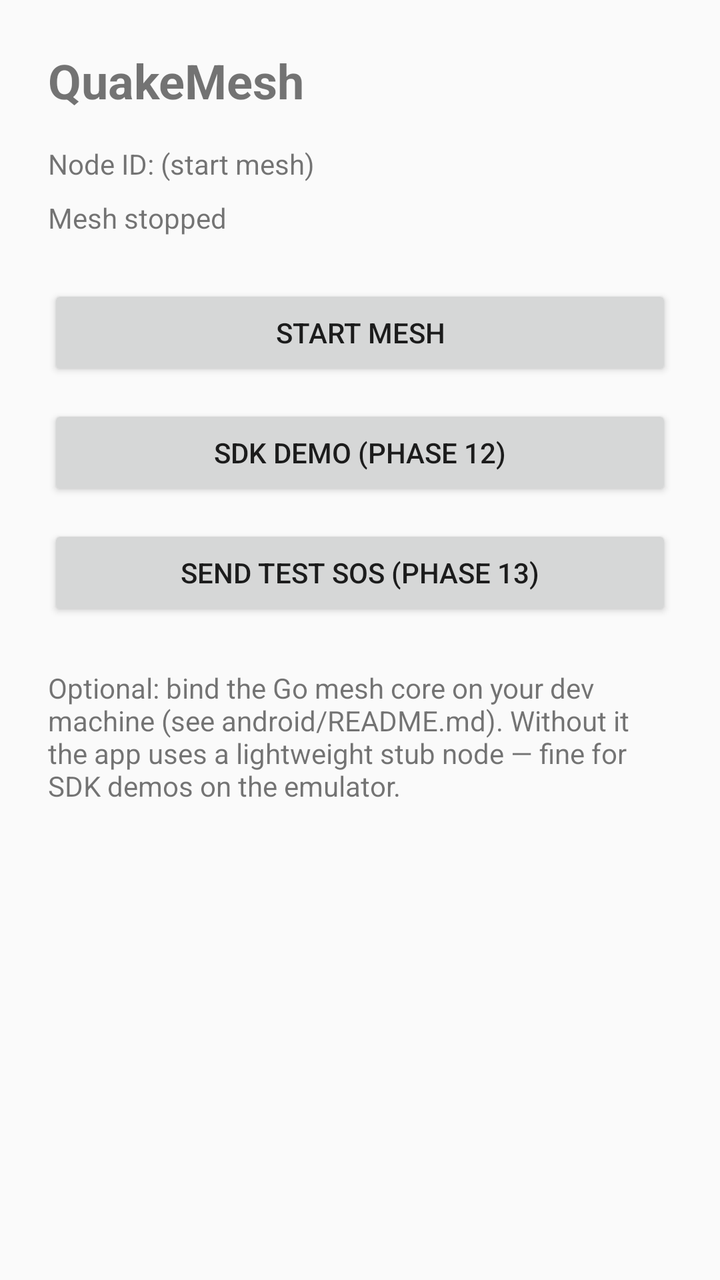
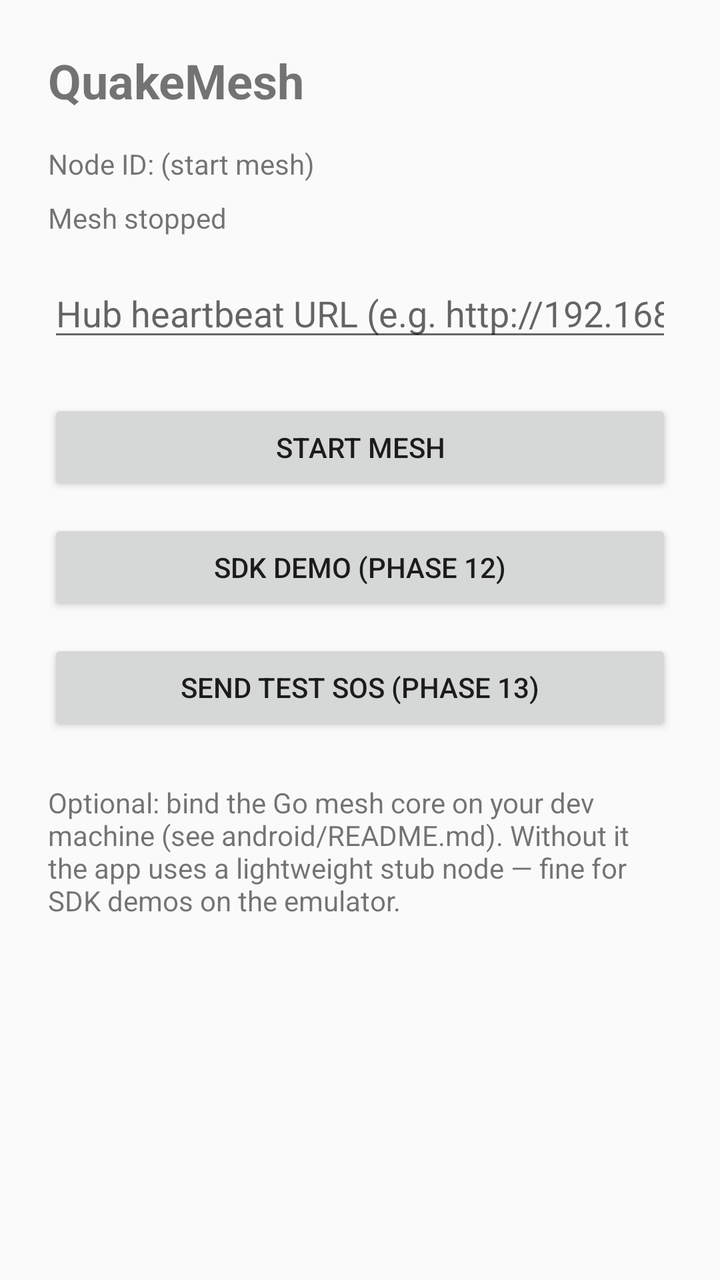

An Android layout rendered at two revisions. The XML below is the earlier revision; the diff shows what the commit changed to produce the second picture.
<!-- AndroidManifest.xml: application theme Theme.QuakeMesh -->
<!-- res/layout/activity_main.xml -->
<?xml version="1.0" encoding="utf-8"?>
<LinearLayout xmlns:android="http://schemas.android.com/apk/res/android"
    android:layout_width="match_parent"
    android:layout_height="match_parent"
    android:orientation="vertical"
    android:padding="24dp">

    <TextView
        android:layout_width="match_parent"
        android:layout_height="wrap_content"
        android:text="@string/app_name"
        android:textSize="24sp"
        android:textStyle="bold" />

    <TextView
        android:id="@+id/node_id_text"
        android:layout_width="match_parent"
        android:layout_height="wrap_content"
        android:layout_marginTop="16dp"
        android:text="@string/node_id_unknown" />

    <TextView
        android:id="@+id/status_text"
        android:layout_width="match_parent"
        android:layout_height="wrap_content"
        android:layout_marginTop="8dp"
        android:text="@string/mesh_stopped" />

    <Button
        android:id="@+id/toggle_mesh_button"
        android:layout_width="match_parent"
        android:layout_height="wrap_content"
        android:layout_marginTop="24dp"
        android:text="@string/start_mesh" />

    <Button
        android:id="@+id/sdk_demo_button"
        android:layout_width="match_parent"
        android:layout_height="wrap_content"
        android:layout_marginTop="12dp"
        android:text="@string/sdk_demo_button" />

    <Button
        android:id="@+id/sos_demo_button"
        android:layout_width="match_parent"
        android:layout_height="wrap_content"
        android:layout_marginTop="12dp"
        android:text="@string/sos_demo_button" />

    <TextView
        android:layout_width="match_parent"
        android:layout_height="wrap_content"
        android:layout_marginTop="24dp"
        android:text="@string/phase4_hint" />
</LinearLayout>
<!-- resources referenced by this layout -->
<resources>
  <string name="app_name">QuakeMesh</string>
  <string name="mesh_stopped">Mesh stopped</string>
  <string name="node_id_unknown">Node ID: (start mesh)</string>
  <string name="phase4_hint">Optional: bind the Go mesh core on your dev machine (see android/README.md). Without it the app uses a lightweight stub node — fine for SDK demos on the emulator.</string>
  <string name="sdk_demo_button">SDK demo (Phase 12)</string>
  <string name="sos_demo_button">Send test SOS (Phase 13)</string>
  <string name="start_mesh">Start mesh</string>
  <style name="Theme.QuakeMesh" parent="Theme.AppCompat.DayNight.NoActionBar" />
</resources>

<!-- the commit's change to res/layout/activity_main.xml (unified diff, before → after) -->
@@ -26,6 +26,15 @@
         android:layout_marginTop="8dp"
         android:text="@string/mesh_stopped" />
 
+    <EditText
+        android:id="@+id/hub_heartbeat_url"
+        android:layout_width="match_parent"
+        android:layout_height="wrap_content"
+        android:layout_marginTop="16dp"
+        android:hint="@string/hub_heartbeat_hint"
+        android:inputType="textUri"
+        android:importantForAutofill="no" />
+
     <Button
         android:id="@+id/toggle_mesh_button"
         android:layout_width="match_parent"
<!-- resource entries referenced after the edit -->
@@ -1,6 +1,7 @@
 <!-- resources referenced by this layout -->
 <resources>
   <string name="app_name">QuakeMesh</string>
+  <string name="hub_heartbeat_hint">Hub heartbeat URL (e.g. http://192.168.1.5:18085)</string>
   <string name="mesh_stopped">Mesh stopped</string>
   <string name="node_id_unknown">Node ID: (start mesh)</string>
   <string name="phase4_hint">Optional: bind the Go mesh core on your dev machine (see android/README.md). Without it the app uses a lightweight stub node — fine for SDK demos on the emulator.</string>
